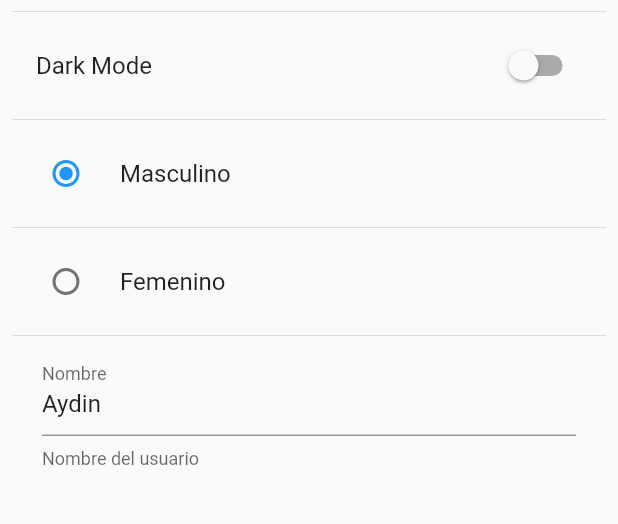
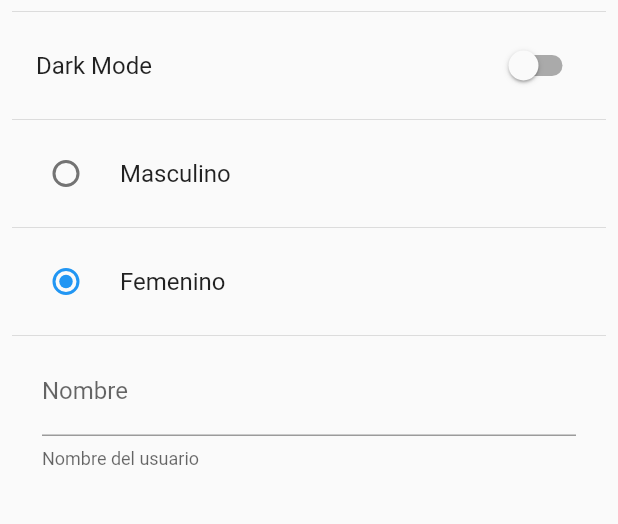
Before and after one commit to aydin-due/preferences_app, a Flutter app: the SettingsScreen screen opened by its route, after a tap on "Femenino", on a phone screen of 412 x 824 dp, the part 176-700 px from its top. Run offline on Flutter 3.47's test engine with Material 2 defaults, Android fonts, the phone set to English and light mode, and no system bars; our stand-ins replace shared_preferences; accounts and stored records are empty.

Commit message:
set & get preferences

```diff
--- a/lib/main.dart
+++ b/lib/main.dart
@@ -19,7 +19,7 @@ class MyApp extends StatelessWidget {
         HomeScreen.routeName: (context) => const HomeScreen(),
         SettingsScreen.routeName: (context) => const SettingsScreen(),
       },
-      theme: ThemeData.light(),
+      theme: Preferences.isDarkMode ? ThemeData.dark() : ThemeData.light(),
     );
   }
 }
--- a/lib/screens/settings_screen.dart
+++ b/lib/screens/settings_screen.dart
@@ -1,4 +1,5 @@
 import 'package:flutter/material.dart';
+import 'package:preferences_app/shared_preferences/preferences.dart';
 import 'package:preferences_app/widgets/widgets.dart';
 
 class SettingsScreen extends StatefulWidget {
@@ -11,9 +12,6 @@ class SettingsScreen extends StatefulWidget {
 }
 
 class _SettingsScreenState extends State<SettingsScreen> {
-  bool isDarkMode = false;
-  int gender = 1;
-  String name = 'Aydin';
   @override
   Widget build(BuildContext context) {
     return Scaffold(
@@ -29,38 +27,40 @@ class _SettingsScreenState extends State<SettingsScreen> {
               const Divider(),
               SwitchListTile.adaptive(
                   title: const Text('Dark Mode'),
-                  value: isDarkMode,
+                  value: Preferences.isDarkMode,
                   onChanged: (value) {
-                    isDarkMode = value;
+                    Preferences.isDarkMode = value;
                     setState(() {});
                   }),
               const Divider(),
               RadioListTile<int>(
                 title: const Text('Masculino'),
                 value: 1,
-                groupValue: gender,
+                groupValue: Preferences.gender,
                 onChanged: (value) {
-                  gender = value ?? 1;
+                  Preferences.gender = value ?? 1;
+                  setState(() {});
                 },
               ),
               const Divider(),
               RadioListTile<int>(
                 title: const Text('Femenino'),
                 value: 2,
-                groupValue: gender,
+                groupValue: Preferences.gender,
                 onChanged: (value) {
-                  gender = value ?? 2;
+                  Preferences.gender = value ?? 2;
+                  setState(() {});
                 },
               ),
               const Divider(),
               Padding(
                 padding: const EdgeInsets.symmetric(horizontal: 20.0),
                 child: TextFormField(
-                  initialValue: name,
+                  initialValue: Preferences.name,
                   decoration: const InputDecoration(
                       labelText: 'Nombre', helperText: 'Nombre del usuario'),
                   onChanged: (value) {
-                    name = value;
+                    Preferences.name = value;
                     setState(() {});
                   },
                 ),
--- a/lib/shared_preferences/preferences.dart
+++ b/lib/shared_preferences/preferences.dart
@@ -11,4 +11,22 @@ class Preferences {
   static Future init() async {
     _prefs = await SharedPreferences.getInstance();
   }
+
+  static String get name => _prefs.getString('name') ?? _name;
+  static set name(String value) {
+    _name = value;
+    _prefs.setString('name', value);
+  }
+
+  static bool get isDarkMode => _prefs.getBool('isDarkMode') ?? _isDarkMode;
+  static set isDarkMode(bool value) {
+    _isDarkMode = value;
+    _prefs.setBool('isDarkMode', value);
+  }
+
+  static int get gender => _prefs.getInt('gender') ?? _gender;
+  static set gender(int value) {
+    _gender = value;
+    _prefs.setInt('gender', value);
+  }
 }
```
Also changed, not shown: lib/screens/home_screen.dart (+7 -6 lines).
